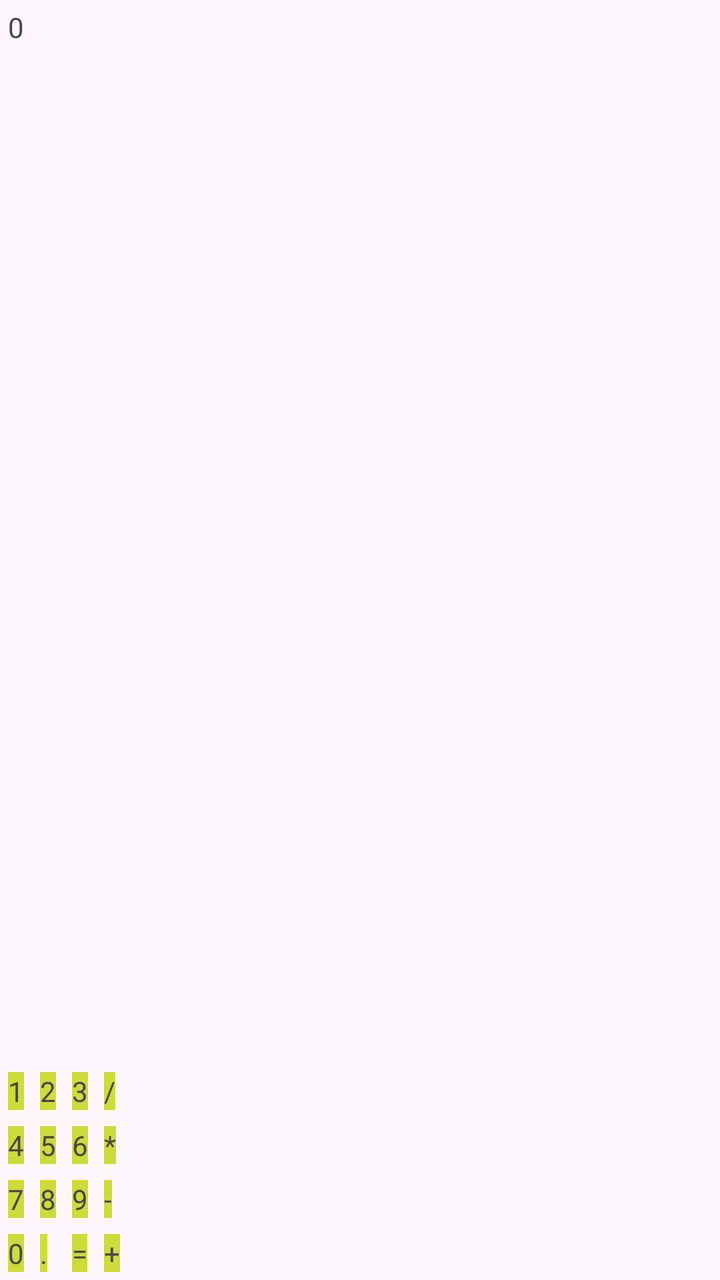
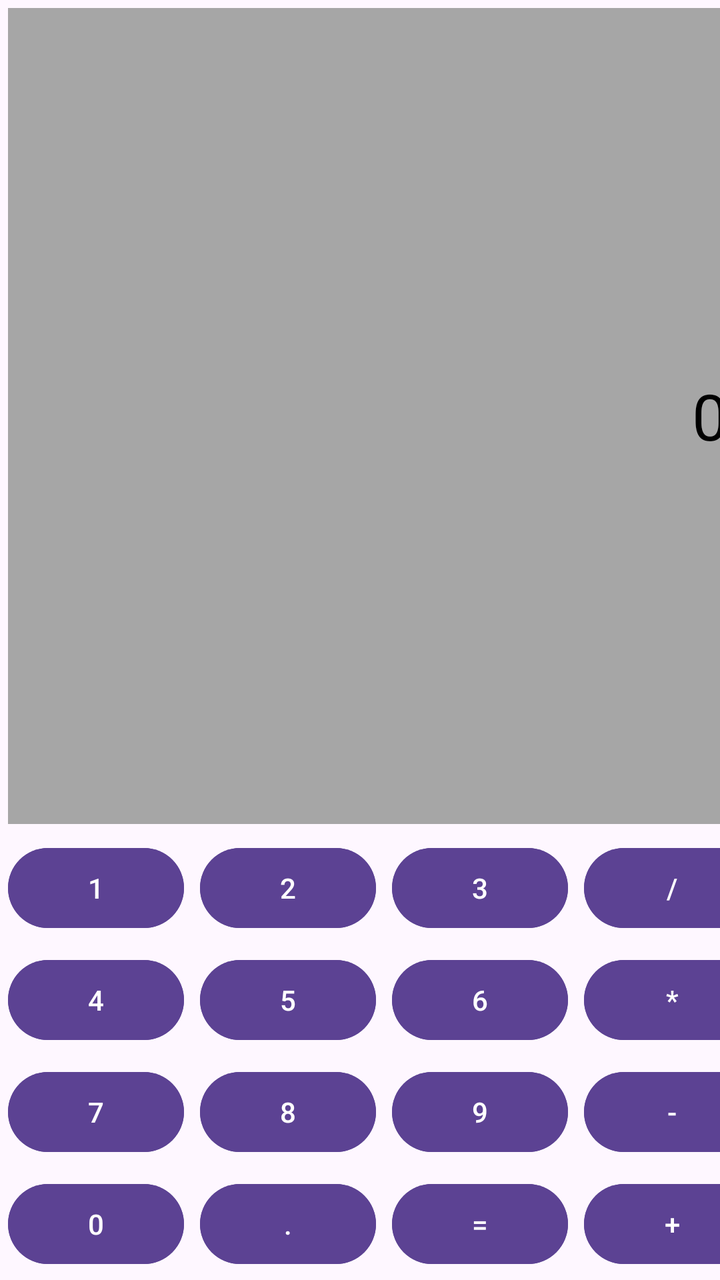

Compare the two renders of this Android layout. The source of the first and the diff that turns it into the second are given below.
<!-- AndroidManifest.xml: application theme Theme.Tema3EjercicioPropuesto -->
<!-- res/layout/activity_main.xml -->
<?xml version="1.0" encoding="utf-8"?>
<GridLayout xmlns:android="http://schemas.android.com/apk/res/android"
    xmlns:tools="http://schemas.android.com/tools"
    android:layout_width="wrap_content"
    android:layout_height="wrap_content"
    android:layout_gravity="center"
    android:columnCount="4"
    android:orientation="horizontal"
    android:rowCount="4"
    android:useDefaultMargins="true">

    <TextView
        android:layout_width="wrap_content"
        android:layout_height="wrap_content"
        android:layout_columnSpan="4"
        android:layout_gravity="fill"
        android:text="0"
        />
    <TextView
        android:layout_width="wrap_content"
        android:layout_height="wrap_content"
        android:background="#CDDC39"
        android:layout_rowSpan="1"
        android:text="1"
        />
    <TextView
        android:layout_width="wrap_content"
        android:layout_height="wrap_content"
        android:background="#CDDC39"
        android:layout_rowSpan="1"
        android:text="2"
        />
    <TextView
        android:layout_width="wrap_content"
        android:layout_height="wrap_content"
        android:background="#CDDC39"
        android:layout_rowSpan="1"
        android:text="3"
        />
    <TextView
        android:layout_width="wrap_content"
        android:layout_height="wrap_content"
        android:background="#CDDC39"
        android:layout_rowSpan="1"
        android:text="/"
        />
    <TextView
        android:layout_width="wrap_content"
        android:layout_height="wrap_content"
        android:background="#CDDC39"
        android:layout_rowSpan="1"
        android:text="4"
        />
    <TextView
        android:layout_width="wrap_content"
        android:layout_height="wrap_content"
        android:background="#CDDC39"
        android:layout_rowSpan="1"
        android:text="5"
        />
    <TextView
        android:layout_width="wrap_content"
        android:layout_height="wrap_content"
        android:background="#CDDC39"
        android:layout_rowSpan="1"
        android:text="6"
        />
    <TextView
        android:layout_width="wrap_content"
        android:layout_height="wrap_content"
        android:background="#CDDC39"
        android:layout_rowSpan="1"
        android:text="*"
        />
    <TextView
        android:layout_width="wrap_content"
        android:layout_height="wrap_content"
        android:background="#CDDC39"
        android:layout_rowSpan="1"
        android:text="7"
        />
    <TextView
        android:layout_width="wrap_content"
        android:layout_height="wrap_content"
        android:background="#CDDC39"
        android:layout_rowSpan="1"
        android:text="8"
        />
    <TextView
        android:layout_width="wrap_content"
        android:layout_height="wrap_content"
        android:background="#CDDC39"
        android:layout_rowSpan="1"
        android:text="9"
        />
    <TextView
        android:layout_width="wrap_content"
        android:layout_height="wrap_content"
        android:background="#CDDC39"
        android:layout_rowSpan="1"
        android:text="-"
        />
    <TextView
        android:layout_width="wrap_content"
        android:layout_height="wrap_content"
        android:background="#CDDC39"
        android:layout_rowSpan="1"
        android:text="0"
        />
    <TextView
        android:layout_width="wrap_content"
        android:layout_height="wrap_content"
        android:background="#CDDC39"
        android:layout_rowSpan="1"
        android:text="."
        />
    <TextView
        android:layout_width="wrap_content"
        android:layout_height="wrap_content"
        android:background="#CDDC39"
        android:layout_rowSpan="1"
        android:text="="
        />
    <TextView
        android:layout_width="wrap_content"
        android:layout_height="wrap_content"
        android:background="#CDDC39"
        android:layout_rowSpan="1"
        android:text="+"
        />
</GridLayout>
<!-- resources referenced by this layout -->
<resources>
  <style name="Theme.Tema3EjercicioPropuesto" parent="Base.Theme.Tema3EjercicioPropuesto" />
  <style name="Base.Theme.Tema3EjercicioPropuesto" parent="Theme.Material3.DayNight.NoActionBar">
          
          
      </style>
</resources>

<!-- the commit's change to res/layout/activity_main.xml (unified diff, before → after) -->
@@ -6,126 +6,138 @@
     android:layout_gravity="center"
     android:columnCount="4"
     android:orientation="horizontal"
-    android:rowCount="4"
+    android:rowCount="5"
     android:useDefaultMargins="true">
 
+    
     <TextView
+        android:id="@+id/tvResultado"
+        android:layout_width="0dp"
+        android:layout_height="60dp"
+        android:layout_columnSpan="4"
+        android:layout_gravity="fill"
+        android:background="#A6A6A6"
+        android:gravity="center_vertical|end"
+        android:paddingEnd="16dp"
+        android:text="0"
+        android:textColor="#000000"
+        android:textSize="32sp"
+        tools:ignore="RtlSymmetry" />
+
+    
+    <Button
         android:layout_width="wrap_content"
         android:layout_height="wrap_content"
-        android:layout_columnSpan="4"
-        android:layout_gravity="fill"
-        android:text="0"
-        />
-    <TextView
+        android:backgroundTint="#5C4293"
+        android:text="1"
+        android:textColor="#FFFFFF" />
+
+    <Button
         android:layout_width="wrap_content"
         android:layout_height="wrap_content"
-        android:background="#CDDC39"
-        android:layout_rowSpan="1"
-        android:text="1"
-        />
-    <TextView
+        android:backgroundTint="#5C4293"
+        android:text="2"
+        android:textColor="#FFFFFF" />
+
+    <Button
         android:layout_width="wrap_content"
         android:layout_height="wrap_content"
-        android:background="#CDDC39"
-        android:layout_rowSpan="1"
-        android:text="2"
-        />
-    <TextView
+        android:backgroundTint="#5C4293"
+        android:text="3"
+        android:textColor="#FFFFFF" />
+
+    <Button
         android:layout_width="wrap_content"
         android:layout_height="wrap_content"
-        android:background="#CDDC39"
-        android:layout_rowSpan="1"
-        android:text="3"
-        />
-    <TextView
+        android:backgroundTint="#5C4293"
+        android:text="/"
+        android:textColor="#FFFFFF" />
+
+    
+    <Button
         android:layout_width="wrap_content"
         android:layout_height="wrap_content"
-        android:background="#CDDC39"
-        android:layout_rowSpan="1"
-        android:text="/"
-        />
-    <TextView
+        android:backgroundTint="#5C4293"
+        android:text="4"
+        android:textColor="#FFFFFF" />
+
+    <Button
         android:layout_width="wrap_content"
         android:layout_height="wrap_content"
-        android:background="#CDDC39"
-        android:layout_rowSpan="1"
-        android:text="4"
-        />
-    <TextView
+        android:backgroundTint="#5C4293"
+        android:text="5"
+        android:textColor="#FFFFFF" />
+
+    <Button
         android:layout_width="wrap_content"
         android:layout_height="wrap_content"
-        android:background="#CDDC39"
-        android:layout_rowSpan="1"
-        android:text="5"
-        />
-    <TextView
+        android:backgroundTint="#5C4293"
+        android:text="6"
+        android:textColor="#FFFFFF" />
+
+    <Button
         android:layout_width="wrap_content"
         android:layout_height="wrap_content"
-        android:background="#CDDC39"
-        android:layout_rowSpan="1"
-        android:text="6"
-        />
-    <TextView
+        android:backgroundTint="#5C4293"
+        android:text="*"
+        android:textColor="#FFFFFF" />
+
+    
+    <Button
         android:layout_width="wrap_content"
         android:layout_height="wrap_content"
-        android:background="#CDDC39"
-        android:layout_rowSpan="1"
-        android:text="*"
-        />
-    <TextView
+        android:backgroundTint="#5C4293"
+        android:text="7"
+        android:textColor="#FFFFFF" />
+
+    <Button
         android:layout_width="wrap_content"
         android:layout_height="wrap_content"
-        android:background="#CDDC39"
-        android:layout_rowSpan="1"
-        android:text="7"
-        />
-    <TextView
+        android:backgroundTint="#5C4293"
+        android:text="8"
+        android:textColor="#FFFFFF" />
+
+    <Button
         android:layout_width="wrap_content"
         android:layout_height="wrap_content"
-        android:background="#CDDC39"
-        android:layout_rowSpan="1"
-        android:text="8"
-        />
-    <TextView
+        android:backgroundTint="#5C4293"
+        android:text="9"
+        android:textColor="#FFFFFF" />
+
+    <Button
         android:layout_width="wrap_content"
         android:layout_height="wrap_content"
-        android:background="#CDDC39"
-        android:layout_rowSpan="1"
-        android:text="9"
-        />
-    <TextView
+        android:backgroundTint="#5C4293"
+        android:text="-"
+        android:textColor="#FFFFFF" />
+
+    
+    <Button
         android:layout_width="wrap_content"
         android:layout_height="wrap_content"
-        android:background="#CDDC39"
-        android:layout_rowSpan="1"
-        android:text="-"
-        />
-    <TextView
+        android:backgroundTint="#5C4293"
+        android:text="0"
+        android:textColor="#FFFFFF" />
+
+    <Button
         android:layout_width="wrap_content"
         android:layout_height="wrap_content"
-        android:background="#CDDC39"
-        android:layout_rowSpan="1"
-        android:text="0"
-        />
-    <TextView
+        android:backgroundTint="#5C4293"
+        android:text="."
+        android:textColor="#FFFFFF" />
+
+    <Button
         android:layout_width="wrap_content"
         android:layout_height="wrap_content"
-        android:background="#CDDC39"
-        android:layout_rowSpan="1"
-        android:text="."
-        />
-    <TextView
+        android:backgroundTint="#5C4293"
+        android:text="="
+        android:textColor="#FFFFFF" />
+
+    <Button
         android:layout_width="wrap_content"
         android:layout_height="wrap_content"
-        android:background="#CDDC39"
-        android:layout_rowSpan="1"
-        android:text="="
-        />
-    <TextView
-        android:layout_width="wrap_content"
-        android:layout_height="wrap_content"
-        android:background="#CDDC39"
-        android:layout_rowSpan="1"
+        android:backgroundTint="#5C4293"
         android:text="+"
-        />
+        android:textColor="#FFFFFF" />
+
 </GridLayout>
